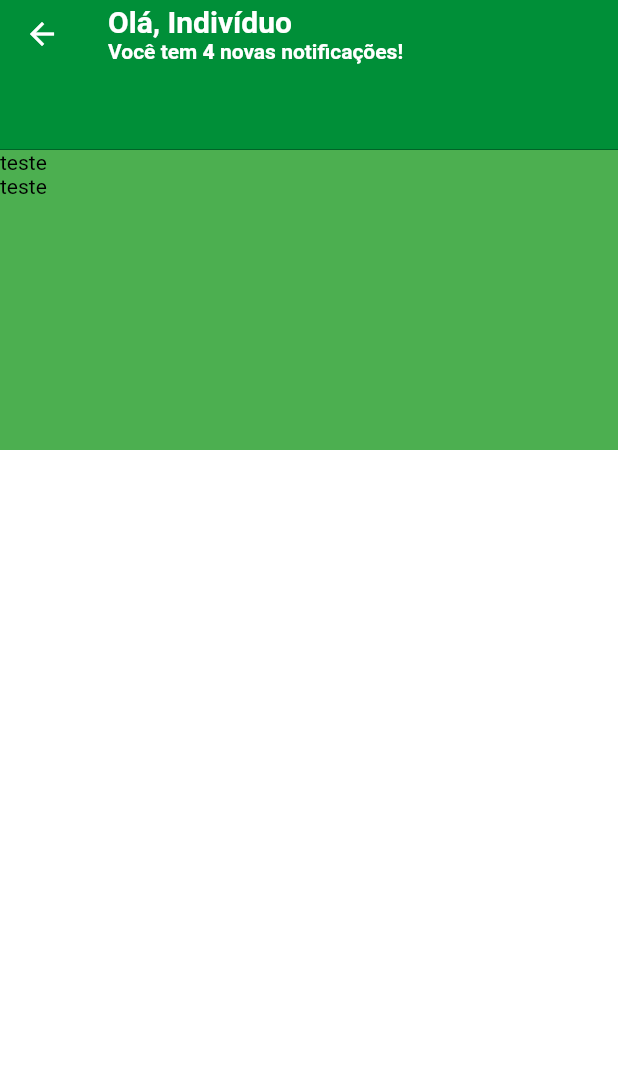
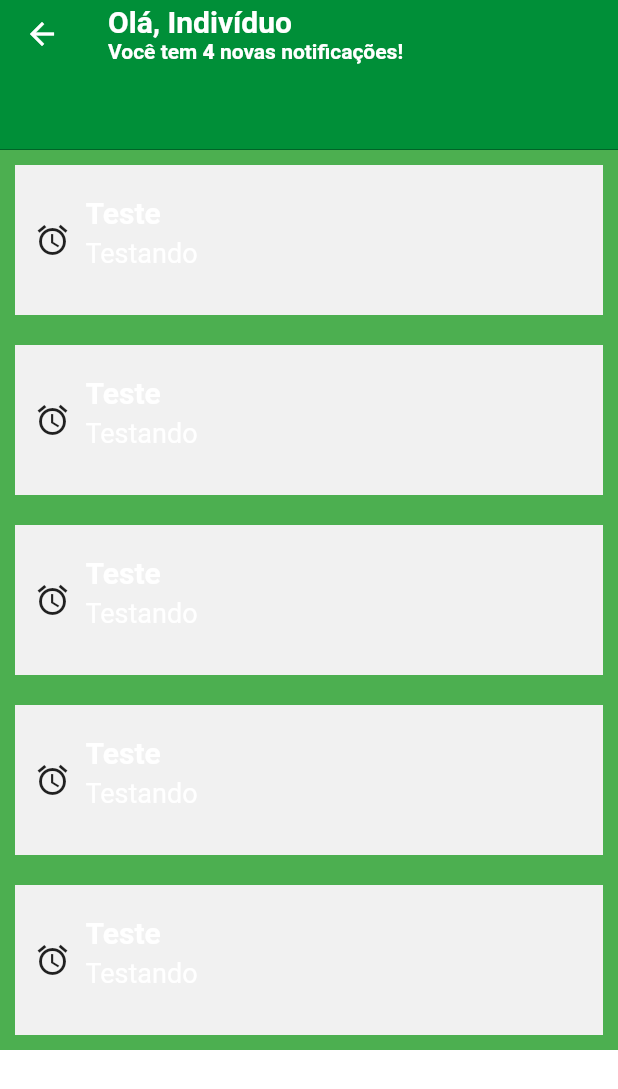
Before and after one commit to AlexWendel/veio-ta-on, a Flutter app: the screen it shows once a user with an empty profile is signed in, after a tap on "Agendar consulta", on a phone screen of 412 x 824 dp. Shown: the top 1089 px of the screen. Run offline on Flutter 3.47's test engine with Material 2 defaults, Android fonts, the phone set to English and light mode, and no system bars; our stand-ins replace cloud_firestore, firebase_auth, firebase_core, get, hive_flutter, mask_text_input_formatter; accounts and stored records are empty.

Commit message:
RadioBox

```diff
--- a/lib/app/auth_controller.dart
+++ b/lib/app/auth_controller.dart
@@ -6,6 +6,7 @@ import 'package:cloud_firestore/cloud_firestore.dart';
 import 'package:hospital_maraba/app/models/register_form.dart';
 import 'package:hospital_maraba/app/modules/dashboard/views/dashboard_view.dart';
 import 'models/login_form.dart';
+import 'utils/root.dart';
 
 class AuthController extends GetxController {
   static AuthController instance = Get.find();
@@ -324,6 +325,6 @@ class AuthController extends GetxController {
     }
 
     // await FirebaseFirestore.instance.clearPersistence();
-    Get.offAll(() => DashboardView());
+    Get.offAll(() => Root());
   }
 }
--- a/lib/app/modules/home/views/home_view.dart
+++ b/lib/app/modules/home/views/home_view.dart
@@ -1,5 +1,6 @@
 import 'package:flutter/material.dart';
 import 'package:get/get.dart';
+import 'package:hospital_maraba/app/auth_controller.dart';
 import 'package:hospital_maraba/app/modules/home/controllers/home_controller.dart';
 import 'package:hospital_maraba/app/modules/settings/views/settings_view.dart';
 import 'package:hospital_maraba/app/utils/common.sizes.dart';
--- a/lib/app/widgets/radioBox.dart
+++ b/lib/app/widgets/radioBox.dart
@@ -2,27 +2,32 @@ import 'package:flutter/cupertino.dart';
 import 'package:flutter/material.dart';
 import 'package:flutter/src/widgets/framework.dart';
 import 'package:get/get.dart';
+import 'package:hospital_maraba/app/widgets/radioButton.dart';
+
+class RadioBoxController extends GetxController {}
 
 class RadioBox extends GetView {
   @override
   Widget build(BuildContext context) {
-    List<Widget> radioList = [
-      Text(
-        "teste",
-        style: TextStyle(color: Colors.black),
-      ),
-      Text(
-        "teste",
-        style: TextStyle(color: Colors.black),
-      )
-    ];
+    List<Widget> radioList = [];
     return Container(
-      height: 200,
+      height: 600,
       width: 200,
       color: Colors.green,
       child: ListView.builder(
-        itemBuilder: (BuildContext context, index) => radioList[index],
-        itemCount: radioList.length,
+        itemBuilder: (BuildContext context, index) {
+          radioList.add(RadioButton(
+            onTap: () => {},
+            text: "Teste",
+            description: "Testando",
+            icon: Icon(Icons.access_alarms),
+            height: 100,
+            width: context.width,
+            id: index,
+          ));
+          return radioList[index];
+        },
+        itemCount: 5,
       ),
     );
   }
--- /dev/null
+++ b/lib/app/widgets/radioButton.dart
@@ -0,0 +1,106 @@
+import 'package:flutter/material.dart';
+import 'package:get/get.dart';
+import 'package:hospital_maraba/app/utils/common.sizes.dart';
+
+class RadioButton extends GetResponsiveView {
+  final _isSelected = false.obs;
+  final color = Get.theme.highlightColor.obs;
+  final Function() onTap;
+  final String text;
+  final String description;
+  final Icon icon;
+  final double width;
+  final double height;
+  final int id;
+
+  RadioButton(
+      {required this.onTap,
+      required this.text,
+      required this.description,
+      required this.icon,
+      required this.height,
+      required this.width,
+      required this.id});
+
+  switchSelection() {
+    _isSelected.value = !_isSelected.value;
+  }
+
+  set onTap(Function onTap) {
+    this.onTap = onTap;
+  }
+
+  @override
+  Widget build(BuildContext context) {
+    return Ink(
+      child: InkWell(
+        splashColor: Get.theme.splashColor,
+        onTap: () {
+          if (_isSelected.value) {
+            color.value = Colors.green;
+          }
+
+          onTap();
+        },
+        child: Obx(
+          () => Container(
+            width: width,
+            alignment: Alignment.center,
+            height: height,
+            margin: EdgeInsets.all(10),
+            padding: EdgeInsets.all(5),
+            decoration: BoxDecoration(color: color.value),
+            child: Row(
+              children: [
+                Padding(
+                  padding: const EdgeInsets.only(left: 8),
+                  child: icon,
+                ),
+                VerticalDivider(
+                  width: 10,
+                  color: Colors.transparent,
+                ),
+                Column(
+                  mainAxisAlignment: MainAxisAlignment.center,
+                  crossAxisAlignment: CrossAxisAlignment.start,
+                  children: [
+                    Container(
+                      alignment: Alignment.centerLeft,
+                      width: context.width / 2,
+                      child: FittedBox(
+                        fit: BoxFit.scaleDown,
+                        child: Text(
+                          text,
+                          style: TextStyle(
+                              fontWeight: FontWeight.w600,
+                              fontSize:
+                                  defaultFontSize / context.textScaleFactor),
+                        ),
+                      ),
+                    ),
+                    Container(
+                      alignment: Alignment.centerLeft,
+                      width: context.width / 2,
+                      padding: EdgeInsets.only(top: 5, bottom: 10),
+                      child: FittedBox(
+                        fit: BoxFit.scaleDown,
+                        child: Text(
+                          description,
+                          maxLines: 1,
+                          style: TextStyle(
+                              fontWeight: FontWeight.w400,
+                              fontSize: defaultCardDescriptionSize /
+                                  context.textScaleFactor),
+                        ),
+                      ),
+                    )
+                  ],
+                )
+              ],
+            ),
+          ),
+        ),
+      ),
+    );
+  }
+}
```
